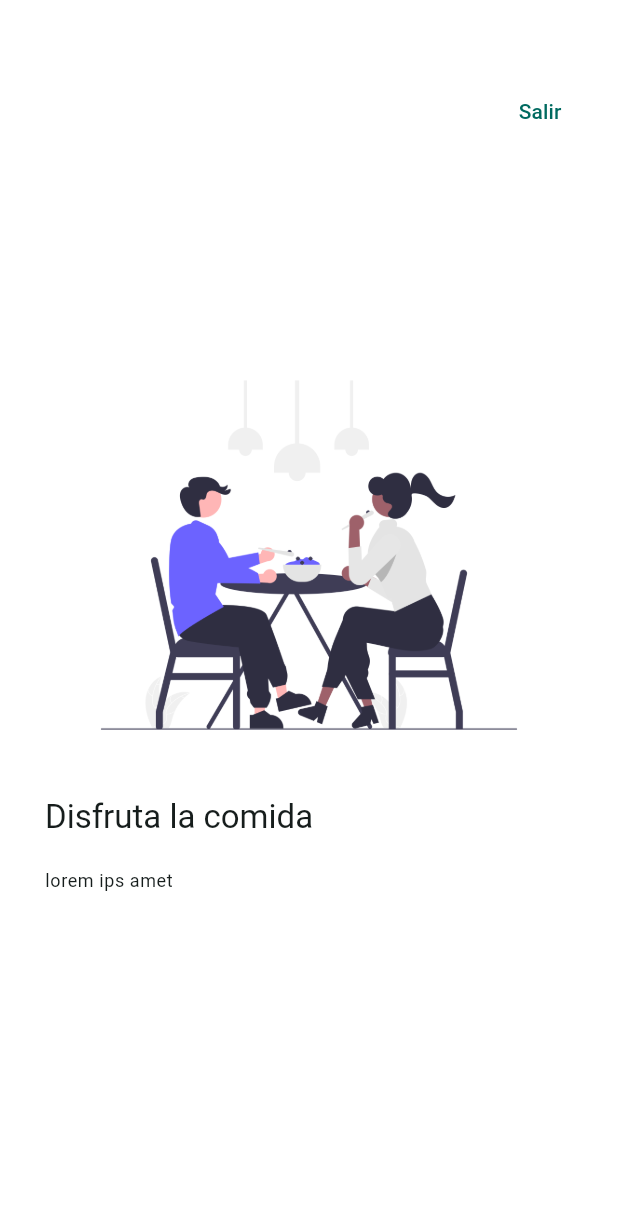
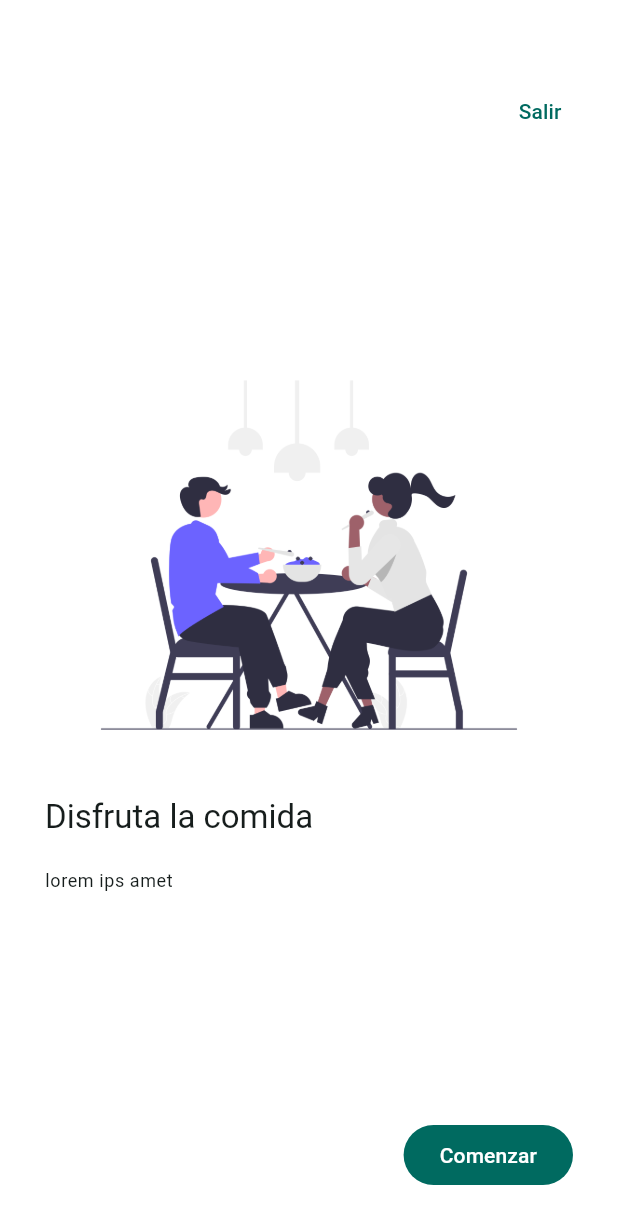
Before and after one commit to jhaineymilevis/flutter-widgets-app, a Flutter app: the AppTutorialScren screen opened by its route, swiped to page 3, on a phone screen of 412 x 824 dp. Shown: the top 1224 px of the screen. Run offline on Flutter 3.47's test engine with Material 3 defaults, Android fonts, the phone set to English and light mode, and no system bars; our stand-ins replace animate_do, go_router.

Commit message:
app tutorial finished

```diff
--- a/lib/presentation/screens/app_tutorial_screen.dart
+++ b/lib/presentation/screens/app_tutorial_screen.dart
@@ -1,3 +1,4 @@
+import 'package:animate_do/animate_do.dart';
 import 'package:flutter/material.dart';
 import 'package:go_router/go_router.dart';
 
@@ -31,11 +32,33 @@ class AppTutorialScren extends StatelessWidget {
 
   @override
   Widget build(BuildContext context) {
-    return Scaffold(
+    return const Scaffold(
       backgroundColor: Colors.white,
-      body: Stack(
+      body: _TutorialView(),
+    );
+  }
+}
+
+class _TutorialView extends StatefulWidget {
+  const _TutorialView();
+
+  @override
+  State<_TutorialView> createState() => _TutorialViewState();
+}
+
+class _TutorialViewState extends State<_TutorialView> {
+  final pageViewController = PageController();
+  bool endReach = false;
+
+  @override
+  Widget build(BuildContext context) {
+    return Stack(
       children: [
-          const _TutorialView(),
+        PageView(
+          controller: pageViewController,
+          physics: const BouncingScrollPhysics(),
+          children: slides.map((slide) => _Slide(slide)).toList(),
+        ),
         Positioned(
             top: 50,
             right: 20,
@@ -43,21 +66,45 @@ class AppTutorialScren extends StatelessWidget {
                 onPressed: () {
                   context.pop();
                 },
-                  child: const Text('Salir')))
+                child: const Text('Salir'))),
+        endReach
+            ? Positioned(
+                bottom: 30,
+                right: 30,
+                child: FadeInRight(
+                  from: 15,
+                  delay: const Duration(seconds: 1),
+                  child: FilledButton(
+                      onPressed: () {
+                        context.pop();
+                      },
+                      child: const Text('Comenzar')),
+                ))
+            : const SizedBox()
       ],
-      ),
     );
   }
+
+  @override
+  void dispose() {
+    pageViewController.dispose();
+    super.dispose();
   }
 
-class _TutorialView extends StatelessWidget {
-  const _TutorialView();
+  @override
+  void initState() {
+    super.initState();
 
-  @override
-  Widget build(BuildContext context) {
-    return PageView(
-      physics: const BouncingScrollPhysics(),
-      children: slides.map((slide) => _Slide(slide)).toList(),
+    pageViewController.addListener(
+      () {
+        final page = pageViewController.page ?? 0;
+
+        if (!endReach && page >= (slides.length - 1)) {
+          setState(() {
+            endReach = true;
+          });
+        }
+      },
     );
   }
 }
--- a/pubspec.yaml
+++ b/pubspec.yaml
@@ -7,6 +7,7 @@ environment:
   sdk: ^3.5.3
 
 dependencies:
+  animate_do: ^3.3.4
   flutter:
     sdk: flutter
   go_router: ^14.3.0
```
Also changed, not shown: pubspec.lock. Lines whose indentation alone changed are shown as unchanged.
